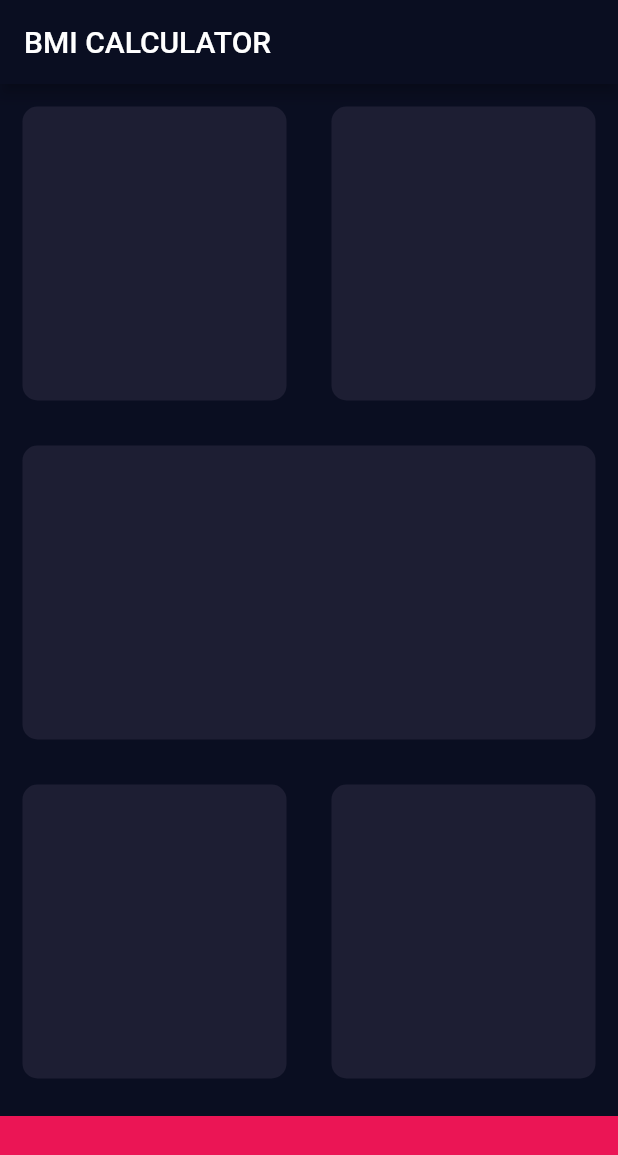
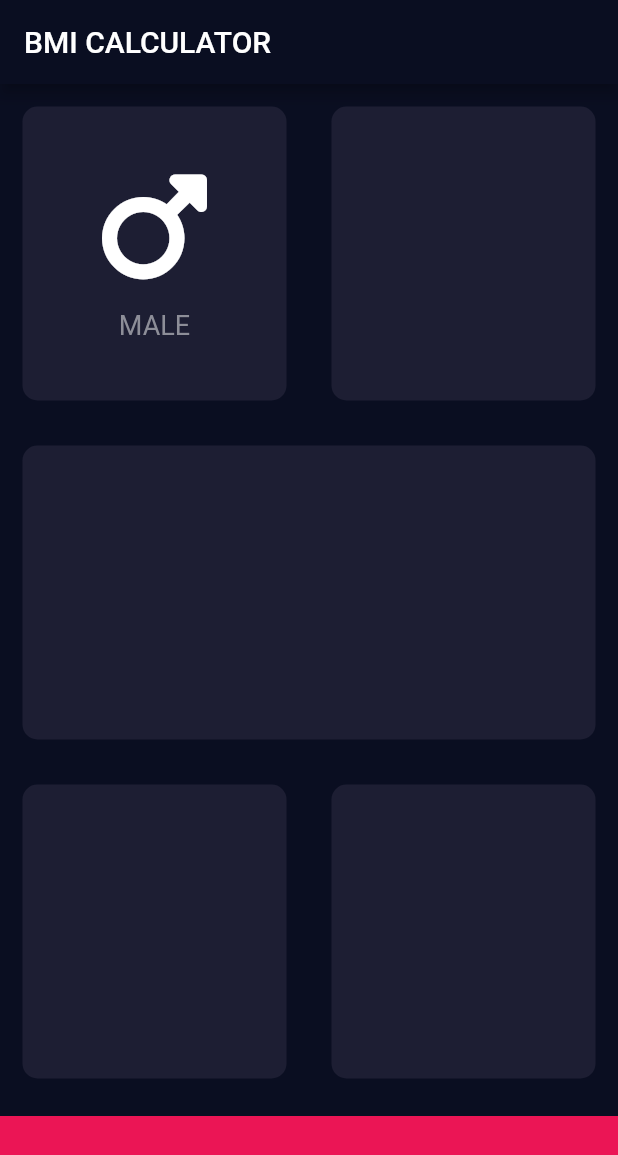
Before and after one commit to ania-niezychowska/BMIApp, a Flutter app: the screen it shows after launch, on a phone screen of 412 x 824 dp. Shown: the top 1155 px of the screen. Run offline on Flutter 3.47's test engine with Material 2 defaults, Android fonts, the phone set to English and light mode, and no system bars; our stand-ins replace font_awesome_flutter.

Commit message:
update input page

```diff
--- a/lib/input_page.dart
+++ b/lib/input_page.dart
@@ -1,9 +1,9 @@
 import 'package:flutter/material.dart';
+import 'package:font_awesome_flutter/font_awesome_flutter.dart';
 
 const bottomContainerHeight = 80.0;
 const activeCardColor = Color(0xFF1D1E33);
 const bottomContainerColor = Color(0xFFEB1555);
-
 
 class InputPage extends StatefulWidget {
   @override
@@ -26,11 +26,32 @@ class _InputPageState extends State<InputPage> {
               Expanded(
                 child: ReusableCard(
                   colour: activeCardColor,
+                  cardChild: Column(
+                    mainAxisAlignment: MainAxisAlignment.center,
+                    children: <Widget>[
+                      Icon(
+                        FontAwesomeIcons.mars,
+                        size: 80.0,
+                        color: Colors.white,
+                      ),
+                      SizedBox(
+                        height: 15.0,
+                      ),
+                      Text(
+                        'MALE',
+                        style: TextStyle(
+                          fontSize: 18.0,
+                          color: Color(0xFF8D8E98),
+                        ),
+                      )
+                    ],
+                  ),
                 ),
               ),
               Expanded(
                 child: ReusableCard(
                   colour: activeCardColor,
+                  cardChild: Column(children: [],),
                 ),
               ),
             ],
@@ -38,19 +59,26 @@ class _InputPageState extends State<InputPage> {
           Expanded(
             child: ReusableCard(
               colour: activeCardColor,
+              cardChild: Container(
+                width: double.infinity, // Set width to full width
+                child: Text(' '),
               ),
             ),
+          ),
+
           Expanded(
               child: Row(
             children: <Widget>[
               Expanded(
                 child: ReusableCard(
                   colour: activeCardColor,
+                  cardChild: Column(children: [],),
                 ),
               ),
               Expanded(
                 child: ReusableCard(
                   colour: activeCardColor,
+                  cardChild: Column(children: [],),
                 ),
               ),
             ],
@@ -68,9 +96,11 @@ class _InputPageState extends State<InputPage> {
 }
 
 class ReusableCard extends StatelessWidget {
-  const ReusableCard({super.key, required this.colour});
+  const ReusableCard(
+      {super.key, required this.colour, required this.cardChild});
 
   final Color colour;
+  final Widget cardChild;
 
   @override
   Widget build(BuildContext context) {
@@ -78,6 +108,7 @@ class ReusableCard extends StatelessWidget {
       margin: EdgeInsets.all(15.0),
       decoration: BoxDecoration(
           color: Color(0xFF1D1E33), borderRadius: BorderRadius.circular(10.0)),
+      child: cardChild,
     );
   }
 }
--- a/pubspec.yaml
+++ b/pubspec.yaml
@@ -35,6 +35,7 @@ dependencies:
   # The following adds the Cupertino Icons font to your application.
   # Use with the CupertinoIcons class for iOS style icons.
   cupertino_icons: ^1.0.2
+  font_awesome_flutter: ^10.6.0
 
 dev_dependencies:
   flutter_test:
```
Also changed, not shown: pubspec.lock. Lines whose indentation alone changed are shown as unchanged.
